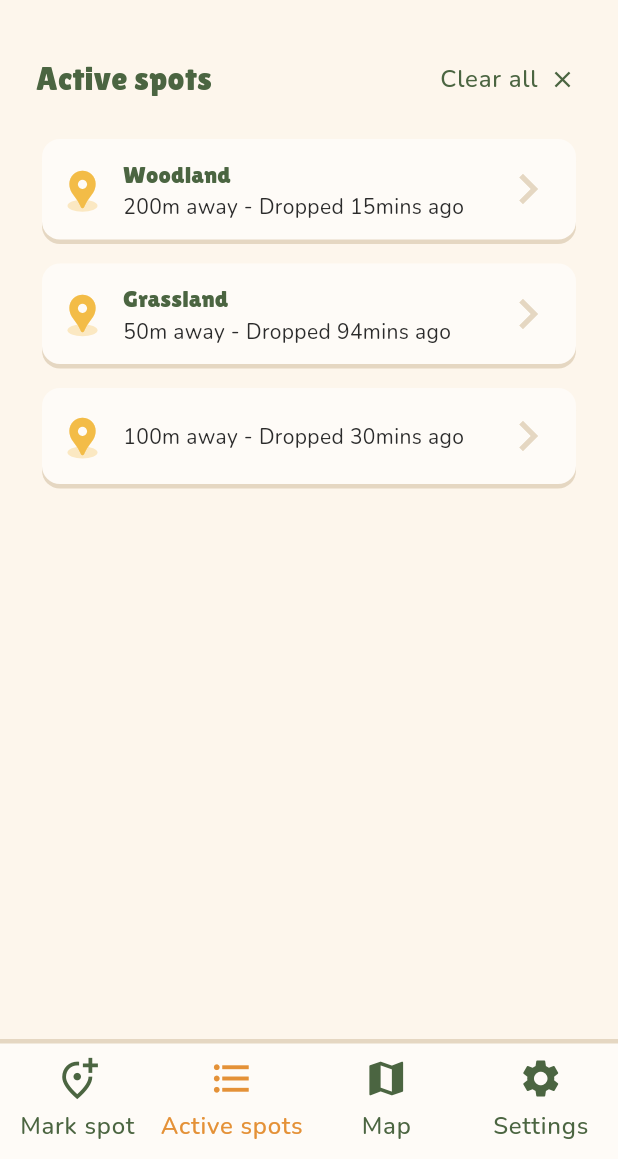
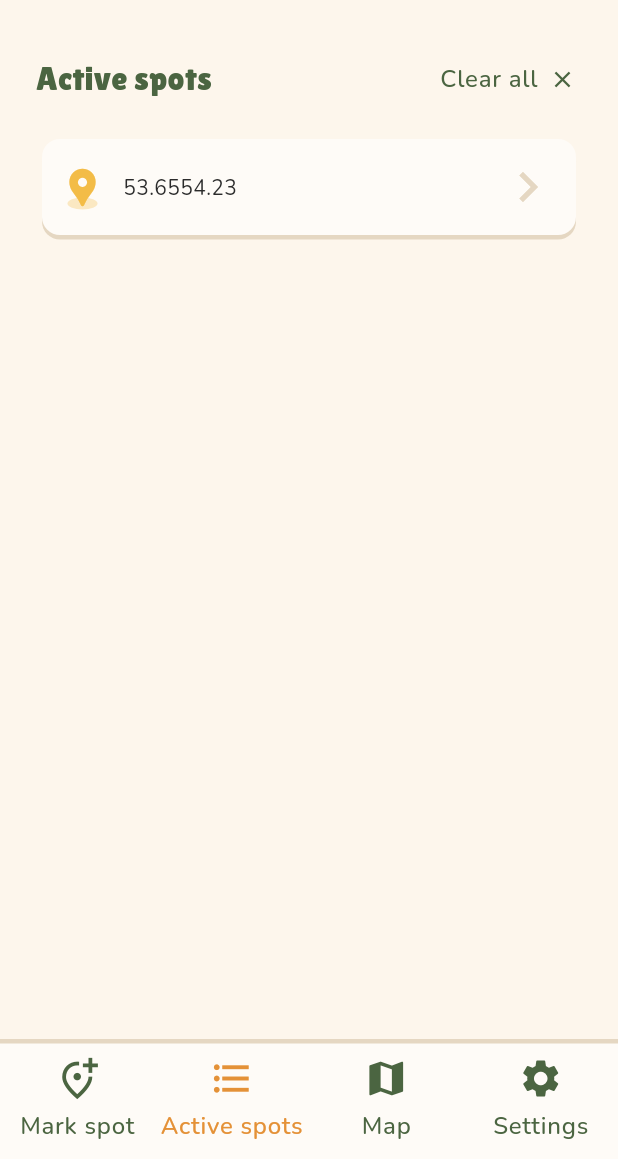
Before and after one commit to laura-richer/be_right_bark, a Flutter app: the screen it shows after launch, after a tap on "Mark spot", after a tap on "See all", on a phone screen of 412 x 824 dp, the part 77-1236 px from its top. Run offline on Flutter 3.47's test engine with Material 3 defaults, Android fonts, the phone set to English and light mode, and no system bars; our stand-ins replace geolocator, go_router, google_fonts, hive, hive_flutter; accounts and stored records are empty.

Commit message:
feat: adds reactive location

```diff
--- /dev/null
+++ b/devtools_options.yaml
@@ -0,0 +1,3 @@
+description: This file stores settings for Dart & Flutter DevTools.
+documentation: https://docs.flutter.dev/tools/devtools/extensions#configure-extension-enablement-states
+extensions:
--- a/lib/main.dart
+++ b/lib/main.dart
@@ -1,8 +1,15 @@
 import 'package:flutter/material.dart';
+import 'package:hive_flutter/hive_flutter.dart';
 import 'router.dart';
 import 'styles/theme.dart';
+import 'models/location.dart';
 
-void main() {
+void main() async {
+  WidgetsFlutterBinding.ensureInitialized();
+
+  await Hive.initFlutter();
+  Hive.registerAdapter(LocationAdapter());
+  await Hive.openBox<Location>('locations'); // typed box
   runApp(const MyApp());
 }
 
--- /dev/null
+++ b/lib/models/location.dart
@@ -0,0 +1,29 @@
+import 'package:hive/hive.dart';
+
+part 'location.g.dart';
+
+@HiveType(typeId: 0)
+class Location extends HiveObject {
+  @HiveField(0)
+  int id;
+
+  @HiveField(1)
+  double latitude;
+
+  @HiveField(2)
+  double longitude;
+
+  @HiveField(3)
+  DateTime? createdAt;
+
+  @HiveField(4)
+  String? name;
+
+  Location({
+    required this.id,
+    required this.latitude,
+    required this.longitude,
+    this.createdAt,
+    this.name,
+  });
+}
--- a/lib/screens/active_spots.dart
+++ b/lib/screens/active_spots.dart
@@ -1,35 +1,66 @@
 import 'package:flutter/material.dart';
+import 'package:hive_flutter/hive_flutter.dart';
 import '/widgets/common/buttons/button_small.dart';
 import '/widgets/active_spots/list.dart';
+import '/models/location.dart';
+import '/servivces/location.dart';
 
-class ActiveSpotsScreen extends StatelessWidget {
+class ActiveSpotsScreen extends StatefulWidget {
   const ActiveSpotsScreen({super.key});
 
   @override
+  State<ActiveSpotsScreen> createState() => _ActiveSpotsScreenState();
+}
+
+class _ActiveSpotsScreenState extends State<ActiveSpotsScreen> {
+  final LocationService locationService = LocationService();
+
+  @override
   Widget build(BuildContext context) {
+    final locationsBox = Hive.box<Location>('locations');
+
     return Scaffold(
-        body: Expanded(
-            flex: 1,
-            child: Column(
+      body: ValueListenableBuilder(
+        valueListenable: locationsBox.listenable(),
+        builder: (context, Box<Location> locationsBox, _) {
+          return Column(
             children: [
               Row(
                 mainAxisAlignment: MainAxisAlignment.spaceBetween,
                 children: [
-                  Text('Active spots', style: Theme.of(context).textTheme.titleMedium),
+                  Text(
+                    'Active spots',
+                    style: Theme.of(context).textTheme.titleMedium,
+                  ),
+                  if (locationsBox.isNotEmpty)
                     ButtonSmall(
                       buttonText: 'Clear all',
                       icon: Icons.close,
                       iconAlignment: IconAlignment.end,
-                    onPressed: () {},
+                      onPressed: () async {
+                        await locationService.clearLocations();
+                      },
                     ),
                 ],
               ),
               SizedBox(height: 12),
+              if (locationsBox.isNotEmpty)
                 Expanded(
-                child: ActiveSpotsCardList(),
+                  child: ValueListenableBuilder(
+                    valueListenable: locationsBox.listenable(),
+                    builder: (context, Box<Location> locationsBox, _) {
+                      return ActiveSpotsCardList(
+                        locations: locationsBox.values.toList(),
+                      );
+                    },
                   ),
+                ),
+
+              if (locationsBox.isEmpty)
+                Text('No marked spots yet (TODO - Prompt here to mark a spot)'),
             ],
-            ),
+          );
+        },
       ),
     );
   }
--- a/lib/screens/mark_spot.dart
+++ b/lib/screens/mark_spot.dart
@@ -1,16 +1,25 @@
 import 'package:flutter/material.dart';
 import 'package:go_router/go_router.dart';
+import 'package:hive_flutter/hive_flutter.dart';
 import '/widgets/active_spots/list.dart';
 import '/widgets/common/buttons/button_small.dart';
 import '/widgets/mark_spot/button.dart';
+import '/models/location.dart';
 
 class MarkSpotScreen extends StatelessWidget {
   const MarkSpotScreen({super.key});
 
   @override
   Widget build(BuildContext context) {
+    final locationsBox = Hive.box<Location>('locations');
+
     return Scaffold(
-        body: Column(children: [
+      body: ValueListenableBuilder(
+        valueListenable: locationsBox.listenable(),
+        builder: (context, Box<Location> locationsBox, _) {
+          return Column(
+            children: [
+              if (locationsBox.isNotEmpty)
                 Expanded(
                   flex: 1,
                   child: Column(
@@ -18,7 +27,10 @@ class MarkSpotScreen extends StatelessWidget {
                       Row(
                         mainAxisAlignment: MainAxisAlignment.spaceBetween,
                         children: [
-                  Text('Nearest spot', style: Theme.of(context).textTheme.titleMedium),
+                          Text(
+                            'Nearest spot',
+                            style: Theme.of(context).textTheme.titleMedium,
+                          ),
                           ButtonSmall(
                             buttonText: 'See all',
                             icon: Icons.arrow_forward,
@@ -29,20 +41,25 @@ class MarkSpotScreen extends StatelessWidget {
                       ),
                       SizedBox(height: 12),
                       Expanded(
-                child: ActiveSpotsCardList(
+                        child: ValueListenableBuilder(
+                          valueListenable: locationsBox.listenable(),
+                          builder: (context, Box<Location> locationsBox, _) {
+                            return ActiveSpotsCardList(
                               count: 1,
+                              locations: locationsBox.values.toList(),
+                            );
+                          },
                         ),
                       ),
                     ],
                   ),
                 ),
-          Expanded(
-            flex: 2,
-            child: Center(
-              child: MarkSpotButton(),
+
+              Expanded(flex: 2, child: Center(child: MarkSpotButton())),
+            ],
+          );
+        },
       ),
-          ),
-        ],),
     );
   }
 }
--- a/lib/screens/stylesetter.dart
+++ b/lib/screens/stylesetter.dart
@@ -13,21 +13,37 @@ class StylesetterScreen extends StatelessWidget {
       body: SingleChildScrollView(
         child: Column(
           children: [
-            Text('Display large', style: Theme.of(context).textTheme.displayLarge),
+            Text(
+              'Display large',
+              style: Theme.of(context).textTheme.displayLarge,
+            ),
             Text('Title large', style: Theme.of(context).textTheme.titleLarge),
-            Text('Title medium', style: Theme.of(context).textTheme.titleMedium),
+            Text(
+              'Title medium',
+              style: Theme.of(context).textTheme.titleMedium,
+            ),
             Text('Title small', style: Theme.of(context).textTheme.titleSmall),
-            Text('Headline large', style: Theme.of(context).textTheme.headlineLarge),
+            Text(
+              'Headline large',
+              style: Theme.of(context).textTheme.headlineLarge,
+            ),
             Text('Label large', style: Theme.of(context).textTheme.labelLarge),
-            Text('Label medium', style: Theme.of(context).textTheme.labelMedium),
+            Text(
+              'Label medium',
+              style: Theme.of(context).textTheme.labelMedium,
+            ),
             Text('Label small', style: Theme.of(context).textTheme.labelSmall),
             Text('Body medium', style: Theme.of(context).textTheme.bodyMedium),
-            ButtonLarge(buttonText: 'Large button', onPressed:() {},),
+            ButtonLarge(buttonText: 'Large button', onPressed: () {}),
             ButtonMedium(buttonText: 'Medium button'),
-            ButtonSmall(buttonText: 'Small button', icon: Icons.edit, onPressed:() {},),
-            ActiveSpotsCardList(
-              shrinkWrap: true,
+            ButtonSmall(
+              buttonText: 'Small button',
+              icon: Icons.edit,
+              onPressed: () {},
             ),
+            // ActiveSpotsCardList(
+            //   shrinkWrap: true,
+            // ),
           ],
         ),
       ),
--- /dev/null
+++ b/lib/servivces/location.dart
@@ -0,0 +1,38 @@
+import 'package:hive/hive.dart';
+import '/models/location.dart';
+
+class LocationService {
+  static const String boxName = 'locations';
+  Box<Location> get _box => Hive.box<Location>(boxName);
+
+  List<Location> getAll() => _box.values.toList();
+
+  Future<Box<Location>> _openBox() async {
+    return await Hive.openBox<Location>(boxName);
+  }
+
+  Future<List<Location>> getLocations() async {
+    final box = await _openBox();
+    return box.values.toList();
+  }
+
+  Future<void> addLocation(Location location) async {
+    final box = await _openBox();
+    await box.add(location);
+  }
+
+  Future<void> deleteLocation(int index) async {
+    final box = await _openBox();
+    await box.deleteAt(index);
+  }
+
+  Future<void> clearLocations() async {
+    final box = await _openBox();
+    await box.clear();
+  }
+
+  Future<void> updateLocation(int index, Location location) async {
+    final box = await _openBox();
+    await box.putAt(index, location);
+  }
+}
--- /dev/null
+++ b/lib/utils/location.dart
@@ -0,0 +1,49 @@
+import 'package:geolocator/geolocator.dart';
+import 'package:hive/hive.dart';
+import '/models/location.dart';
+import '/servivces/location.dart';
+
+// Future<void> getLocationPermissions() async {
+//   bool serviceEnabled = await Geolocator.isLocationServiceEnabled();
+//   if (!serviceEnabled) {
+//     setState(() {
+//       _loading = false;
+//       _locationLabel = 'Location unavailable';
+//     });
+//     return;
+//   }
+
+//   LocationPermission permission = await Geolocator.checkPermission();
+//   if (permission == LocationPermission.denied) {
+//     permission = await Geolocator.requestPermission();
+//   }
+//   if (permission == LocationPermission.denied ||
+//       permission == LocationPermission.deniedForever) {
+//     setState(() {
+//       _loading = false;
+//       _locationLabel = 'Permission denied';
+//     });
+//     return;
+//   }
+
+//   final position = await Geolocator.getCurrentPosition();
+//   setState(() {
+//     _loading = false;
+//     _position = position;
+//     _locationLabel =
+//         '${position.latitude.toStringAsFixed(5)}, ${position.longitude.toStringAsFixed(5)}';
+//   });
+// }
+
+Future<void> saveLocation() async {
+  final LocationService locationService = LocationService();
+
+  await locationService.addLocation(
+    Location(
+      id: DateTime.now().millisecondsSinceEpoch,
+      latitude: 53.65,
+      longitude: 54.23,
+      createdAt: DateTime.now(),
+    ),
+  );
+}
--- a/lib/widgets/active_spots/card.dart
+++ b/lib/widgets/active_spots/card.dart
@@ -1,5 +1,6 @@
 import 'package:flutter/material.dart';
 import 'package:go_router/go_router.dart';
+import '/models/location.dart';
 
 class EllipsePainter extends CustomPainter {
   final Color color;
@@ -16,16 +17,9 @@ class EllipsePainter extends CustomPainter {
 }
 
 class ActiveSpotCard extends StatelessWidget {
-  final String? title;
-  final String content;
-  final String id;
+  final Location item;
 
-  const ActiveSpotCard({
-    super.key,
-    required this.content,
-    required this.id,
-    this.title,
-  });
+  const ActiveSpotCard({super.key, required this.item});
 
   @override
   Widget build(BuildContext context) {
@@ -43,7 +37,7 @@ class ActiveSpotCard extends StatelessWidget {
         ],
       ),
       child: GestureDetector(
-        onTap: () => context.push('/active-spots/$id'),
+        onTap: () => context.push('/active-spots/${item.id}'),
         child: Card(
           color: Theme.of(context).colorScheme.onSecondary,
           shadowColor: Colors.transparent,
@@ -59,7 +53,9 @@ class ActiveSpotCard extends StatelessWidget {
                       children: [
                         CustomPaint(
                           painter: EllipsePainter(
-                            color: Theme.of(context).colorScheme.tertiary.withOpacity(0.3),
+                            color: Theme.of(
+                              context,
+                            ).colorScheme.tertiary.withOpacity(0.3),
                           ),
                           child: const SizedBox(width: 20, height: 8),
                         ),
@@ -74,8 +70,16 @@ class ActiveSpotCard extends StatelessWidget {
                     Column(
                       crossAxisAlignment: CrossAxisAlignment.start,
                       children: [
-                        title != null ? Text(title!, style: Theme.of(context).textTheme.titleSmall) : Container(),
-                        Text(content),
+                        item.name != null
+                            ? Text(
+                                item.name!,
+                                style: Theme.of(context).textTheme.titleSmall,
+                              )
+                            : Container(),
+                        Text(
+                          item.latitude.toStringAsFixed(2) +
+                              item.longitude.toStringAsFixed(2),
+                        ),
                       ],
                     ),
                   ],
--- a/lib/widgets/active_spots/list.dart
+++ b/lib/widgets/active_spots/list.dart
@@ -1,40 +1,34 @@
 import 'package:flutter/material.dart';
 import '/widgets/active_spots/card.dart';
+import '/models/location.dart';
+
 class ActiveSpotsCardList extends StatelessWidget {
   final bool shrinkWrap;
   final int? count;
+  final List<Location> locations;
 
   const ActiveSpotsCardList({
     super.key,
     this.shrinkWrap = false,
     this.count,
+    required this.locations,
   });
 
   @override
   Widget build(BuildContext context) {
-    const items = [
-      {'title': 'Woodland', 'content': '200m away - Dropped 15mins ago', 'id': '0'},
-      {'title': 'Grassland', 'content': '50m away - Dropped 94mins ago', 'id': '1'},
-      {'content': '100m away - Dropped 30mins ago', 'id': '2'},
-    ];
-
-    var mappedItems = items.map((item) => item).toList();
+    var items = locations;
 
     if (count != null && count! > 0) {
-      mappedItems = mappedItems.take(count!).toList();
+      items = items.take(count!).toList();
     }
 
     return ListView.separated(
       shrinkWrap: shrinkWrap,
-      itemCount: mappedItems.length,
+      itemCount: items.length,
       separatorBuilder: (context, index) => const SizedBox(height: 8),
       itemBuilder: (context, index) {
-        final item = mappedItems[index];
-        return ActiveSpotCard(
-          id: item['id'] ?? '',
-          title: item['title'],
-          content: item['content'] ?? '',
-        );
+        final item = items[index];
+        return ActiveSpotCard(item: item);
       },
     );
   }
--- a/lib/widgets/common/buttons/button_large.dart
+++ b/lib/widgets/common/buttons/button_large.dart
@@ -2,20 +2,15 @@ import 'package:flutter/material.dart';
 
 class ButtonLarge extends StatelessWidget {
   final String buttonText;
-  final String? subtitle;
   final String? image;
   final VoidCallback? onPressed;
-
 
   const ButtonLarge({
     super.key,
     required this.buttonText,
-    this.subtitle,
     this.image,
     required this.onPressed,
   });
-
-
 
   @override
   Widget build(BuildContext context) {
@@ -45,21 +40,10 @@ class ButtonLarge extends StatelessWidget {
           mainAxisAlignment: MainAxisAlignment.center,
           children: [
             if (image != null) ...[
-              Image.asset(
-                image!,
-                height: 80,
-              ),
+              Image.asset(image!, height: 80),
               const SizedBox(height: 10),
             ],
             Text(buttonText),
-            if (subtitle != null) ...[
-              const SizedBox(height: 4),
-              Text(
-                subtitle!,
-                style: Theme.of(context).textTheme.bodySmall,
-                textAlign: TextAlign.center,
-              ),
-            ],
           ],
         ),
       ),
--- a/lib/widgets/mark_spot/button.dart
+++ b/lib/widgets/mark_spot/button.dart
@@ -1,8 +1,7 @@
 import 'package:flutter/material.dart';
 import 'package:go_router/go_router.dart';
-import 'package:shared_preferences/shared_preferences.dart';
-import 'package:geolocator/geolocator.dart';
 import '/widgets/common/buttons/button_large.dart';
+import '/utils/location.dart';
 
 class MarkSpotButton extends StatefulWidget implements PreferredSizeWidget {
   const MarkSpotButton({super.key});
@@ -15,62 +14,14 @@ class MarkSpotButton extends StatefulWidget implements PreferredSizeWidget {
 }
 
 class _MarkSpotButtonState extends State<MarkSpotButton> {
-  Position? _position;
-  String? _locationLabel;
-  bool _loading = false;
-
-  Future<void> _fetchLocation() async {
-    setState(() {
-      _loading = true;
-      _locationLabel = null;
-    });
-
-    bool serviceEnabled = await Geolocator.isLocationServiceEnabled();
-    if (!serviceEnabled) {
-      setState(() {
-        _loading = false;
-        _locationLabel = 'Location unavailable';
-      });
-      return;
-    }
-
-    LocationPermission permission = await Geolocator.checkPermission();
-    if (permission == LocationPermission.denied) {
-      permission = await Geolocator.requestPermission();
-    }
-    if (permission == LocationPermission.denied ||
-        permission == LocationPermission.deniedForever) {
-      setState(() {
-        _loading = false;
-        _locationLabel = 'Permission denied';
-      });
-      return;
-    }
-
-    final position = await Geolocator.getCurrentPosition();
-    setState(() {
-      _loading = false;
-      _position = position;
-      _locationLabel =
-          '${position.latitude.toStringAsFixed(5)}, ${position.longitude.toStringAsFixed(5)}';
-    });
-  }
-
   @override
   Widget build(BuildContext context) {
     return ButtonLarge(
       buttonText: 'Mark spot',
-      subtitle: _loading ? 'Fetching location...' : _locationLabel,
       image: 'lib/assets/mark_spot_icon.png',
-      onPressed: _loading
-          ? null
-          : () async {
-              await _fetchLocation();
-
-              if (mounted && _position != null) {
-                context.go('/mark-spot/detail', extra: _position);
-              }
-            },
+      onPressed: () async {
+        saveLocation();
+      },
     );
   }
 }
--- a/pubspec.yaml
+++ b/pubspec.yaml
@@ -38,6 +38,8 @@ dependencies:
   go_router: ^14.0.0
   geolocator: ^13.0.0
   shared_preferences: ^2.5.5
+  hive: ^2.2.3
+  hive_flutter: ^1.1.0
 
 dev_dependencies:
   flutter_test:
@@ -49,6 +51,8 @@ dev_dependencies:
   # package. See that file for information about deactivating specific lint
   # rules and activating additional ones.
   flutter_lints: ^5.0.0
+  build_runner: ^2.4.0
+  hive_generator: ^2.0.0
 
 # For information on the generic Dart part of this file, see the
 # following page: https://dart.dev/tools/pub/pubspec
```
Also changed, not shown: lib/state/location.dart (added, +11 -0 lines), lib/models/location.g.dart (added), pubspec.lock, 1 other file. Lines whose indentation alone changed are shown as unchanged.
